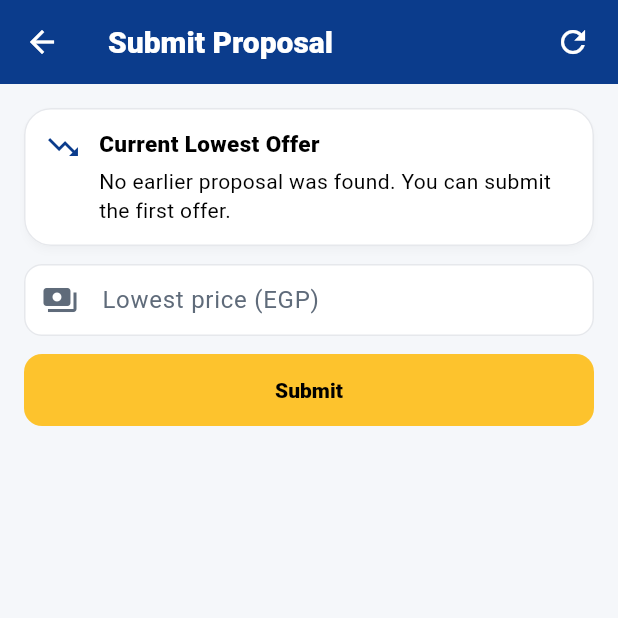
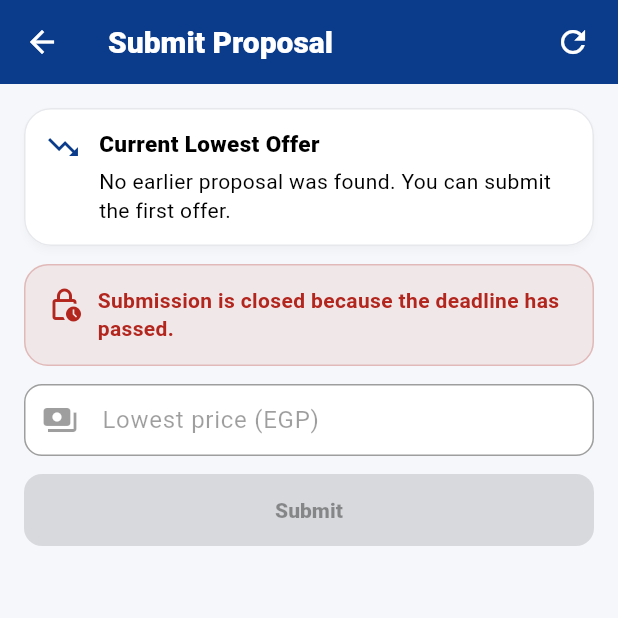
Before and after one commit to alizayn241/Gov_auc-ten_app, a Flutter app: the SubmitProposalScreen screen opened directly with empty values, after a tap on the "refresh" icon, on a phone screen of 412 x 824 dp, the top half of it. Run offline on Flutter 3.47's test engine with Material 3 defaults, Android fonts, the phone set to English and light mode, and no system bars; our stand-ins replace dio, flutter_riverpod, flutter_secure_storage, go_router, pretty_dio_logger, shared_preferences and 1 more; accounts and stored records are empty; network calls fail.

Commit message:
Update tender details and proposal flow

```diff
--- a/lib/features/tenders/presentation/view/submit_proposal_screen.dart
+++ b/lib/features/tenders/presentation/view/submit_proposal_screen.dart
@@ -4,6 +4,7 @@ import 'package:gov_auction_app/core/localization/app_localizations.dart';
 import 'package:go_router/go_router.dart';
 import 'package:gov_auction_app/core/widgets/app_page_back_button.dart';
 
+import '../../data/models/tender.dart';
 import '../viewmodel/tenders_view_model.dart';
 
 class SubmitProposalScreen extends ConsumerStatefulWidget {
@@ -15,18 +16,20 @@ class SubmitProposalScreen extends ConsumerStatefulWidget {
       _SubmitProposalScreenState();
 }
 
-class _SubmitProposalScreenState
-    extends ConsumerState<SubmitProposalScreen> {
+class _SubmitProposalScreenState extends ConsumerState<SubmitProposalScreen> {
   final _amount = TextEditingController();
   bool loading = false;
   bool loadingLowest = true;
+  bool loadingTender = true;
   String? msg;
   num? currentLowest;
+  Tender? tender;
 
   @override
   void initState() {
     super.initState();
     WidgetsBinding.instance.addPostFrameCallback((_) {
+      _loadTender();
       _loadCurrentLowest();
     });
   }
@@ -46,6 +49,31 @@ class _SubmitProposalScreenState
     final raw = _amount.text.trim();
     if (raw.isEmpty) return null;
     return num.tryParse(raw);
+  }
+
+  bool get _deadlinePassed =>
+      tender != null && !tender!.submissionDeadline.isAfter(DateTime.now());
+
+  Future<void> _loadTender() async {
+    setState(() {
+      loadingTender = true;
+    });
+
+    try {
+      final loadedTender =
+          await ref.read(tendersRepositoryProvider).getTenderById(widget.tenderId);
+      if (!mounted) return;
+      setState(() {
+        tender = loadedTender;
+        loadingTender = false;
+      });
+    } catch (e) {
+      if (!mounted) return;
+      setState(() {
+        loadingTender = false;
+        msg = e.toString().replaceFirst('Exception: ', '');
+      });
+    }
   }
 
   Future<void> _loadCurrentLowest() async {
@@ -73,6 +101,18 @@ class _SubmitProposalScreenState
   }
 
   Future<void> _submit() async {
+    if (_deadlinePassed) {
+      final error = context.tr(
+        'This tender is no longer accepting proposals because the submission deadline has passed.',
+        'لم تعد هذه المناقصة تقبل العروض لأن آخر موعد للتقديم قد انتهى.',
+      );
+      setState(() {
+        msg = error;
+      });
+      _toast(error);
+      return;
+    }
+
     final value = _parseAmount();
     if (value == null) {
       _toast(context.tr('Please enter a valid number', 'يرجى إدخال رقم صحيح'));
@@ -83,11 +123,10 @@ class _SubmitProposalScreenState
       return;
     }
     if (currentLowest != null && value >= currentLowest!) {
-      final error =
-          context.tr(
-            'Your offer must be lower than the current lowest price of EGP ${currentLowest!.toStringAsFixed(0)}.',
-            'يجب أن يكون عرضك أقل من أقل سعر حالي وهو ${context.l10n.t('EGP', 'ج.م')} ${currentLowest!.toStringAsFixed(0)}.',
-          );
+      final error = context.tr(
+        'Your offer must be lower than the current lowest price of EGP ${currentLowest!.toStringAsFixed(0)}.',
+        'يجب أن يكون عرضك أقل من أقل سعر حالي وهو ${context.l10n.t('EGP', 'ج.م')} ${currentLowest!.toStringAsFixed(0)}.',
+      );
       setState(() {
         msg = error;
       });
@@ -115,7 +154,7 @@ class _SubmitProposalScreenState
           'تم إرسال العرض بنجاح. الرقم: $proposalId',
         ),
       );
-      // context.go('/tender/${widget.tenderId}/ranking');
+      context.go('/tender/${widget.tenderId}/ranking');
     } catch (e) {
       final err = e.toString().replaceFirst('Exception: ', '');
       setState(() {
@@ -140,7 +179,12 @@ class _SubmitProposalScreenState
         actions: [
           IconButton(
             tooltip: context.tr('Refresh lowest offer', 'تحديث أقل عرض'),
-            onPressed: loadingLowest ? null : _loadCurrentLowest,
+            onPressed: loadingLowest || loadingTender
+                ? null
+                : () {
+                    _loadTender();
+                    _loadCurrentLowest();
+                  },
             icon: const Icon(Icons.refresh),
           ),
           const SizedBox(width: 6),
@@ -165,7 +209,7 @@ class _SubmitProposalScreenState
                         children: [
                           Text(
                             context.tr('Current Lowest Offer', 'أقل عرض حالي'),
-                            style: TextStyle(
+                            style: const TextStyle(
                               fontWeight: FontWeight.w900,
                               fontSize: 15,
                             ),
@@ -200,25 +244,71 @@ class _SubmitProposalScreenState
                 ),
               ),
             ),
+            if (loadingTender) ...[
+              const SizedBox(height: 12),
+              const LinearProgressIndicator(minHeight: 3),
+            ] else if (_deadlinePassed) ...[
+              const SizedBox(height: 12),
+              Container(
+                width: double.infinity,
+                padding: const EdgeInsets.all(14),
+                decoration: BoxDecoration(
+                  color: const Color(0xFFB3261E).withOpacity(.08),
+                  borderRadius: BorderRadius.circular(16),
+                  border: Border.all(
+                    color: const Color(0xFFB3261E).withOpacity(.24),
+                  ),
+                ),
+                child: Row(
+                  crossAxisAlignment: CrossAxisAlignment.start,
+                  children: [
+                    const Icon(
+                      Icons.lock_clock_outlined,
+                      color: Color(0xFFB3261E),
+                    ),
+                    const SizedBox(width: 10),
+                    Expanded(
+                      child: Text(
+                        context.tr(
+                          'Submission is closed because the deadline has passed.',
+                          'تم إغلاق التقديم لأن آخر موعد قد انتهى.',
+                        ),
+                        style: const TextStyle(
+                          color: Color(0xFFB3261E),
+                          fontWeight: FontWeight.w700,
+                          height: 1.35,
+                        ),
+                      ),
+                    ),
+                  ],
+                ),
+              ),
+            ],
             const SizedBox(height: 12),
             TextField(
               controller: _amount,
+              enabled: !loadingTender && !_deadlinePassed,
               keyboardType: const TextInputType.numberWithOptions(
                 decimal: true,
               ),
               decoration: InputDecoration(
                 labelText: context.tr('Lowest price (EGP)', 'أقل سعر (ج.م)'),
-                prefixIcon: Icon(Icons.payments),
+                prefixIcon: const Icon(Icons.payments),
                 hintText: context.tr('e.g. 250000', 'مثال: 250000'),
               ),
-              onSubmitted: (_) => loading || loadingLowest ? null : _submit(),
+              onSubmitted: (_) =>
+                  loading || loadingLowest || loadingTender || _deadlinePassed
+                      ? null
+                      : _submit(),
             ),
             const SizedBox(height: 12),
             SizedBox(
               width: double.infinity,
               height: 48,
               child: FilledButton(
-                onPressed: loading || loadingLowest ? null : _submit,
+                onPressed: loading || loadingLowest || loadingTender || _deadlinePassed
+                    ? null
+                    : _submit,
                 child: loading
                     ? const SizedBox(
                         width: 18,
```
Also changed, not shown: lib/features/tenders/presentation/view/tender_details_screen.dart (+28 -9 lines).
